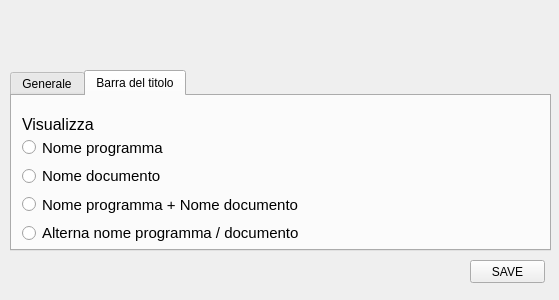
First picture: the form in ClientModule/settings.ui, repository giovannic96/Real-time-collaborative-text-editor, before the edit.
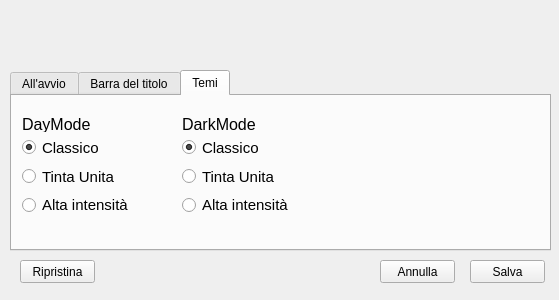
Second picture: the form after the edit. The open tabs and pages were chosen to show the change.

```diff
--- a/ClientModule/settings.ui
+++ b/ClientModule/settings.ui
@@ -23,7 +23,7 @@
     </rect>
    </property>
    <property name="text">
-    <string>SAVE</string>
+    <string>Salva</string>
    </property>
   </widget>
   <widget class="QTabWidget" name="tabWidget">
@@ -40,7 +40,7 @@
    </property>
    <widget class="QWidget" name="tab">
     <attribute name="title">
-     <string>Generale</string>
+     <string>All'avvio</string>
     </attribute>
     <widget class="QPushButton" name="pushButton">
      <property name="geometry">
@@ -177,6 +177,9 @@
         <property name="text">
          <string>Nome documento</string>
         </property>
+        <property name="checked">
+         <bool>true</bool>
+        </property>
        </widget>
       </item>
       <item>
@@ -206,6 +209,175 @@
      </layout>
     </widget>
    </widget>
+   <widget class="QWidget" name="tab_3">
+    <attribute name="title">
+     <string>Temi</string>
+    </attribute>
+    <widget class="QLabel" name="label_6">
+     <property name="geometry">
+      <rect>
+       <x>170</x>
+       <y>20</y>
+       <width>101</width>
+       <height>16</height>
+      </rect>
+     </property>
+     <property name="font">
+      <font>
+       <pointsize>12</pointsize>
+      </font>
+     </property>
+     <property name="text">
+      <string>DarkMode</string>
+     </property>
+    </widget>
+    <widget class="QLabel" name="label_5">
+     <property name="geometry">
+      <rect>
+       <x>10</x>
+       <y>20</y>
+       <width>101</width>
+       <height>16</height>
+      </rect>
+     </property>
+     <property name="font">
+      <font>
+       <pointsize>12</pointsize>
+      </font>
+     </property>
+     <property name="text">
+      <string>DayMode</string>
+     </property>
+    </widget>
+    <widget class="QWidget" name="">
+     <property name="geometry">
+      <rect>
+       <x>10</x>
+       <y>40</y>
+       <width>107</width>
+       <height>80</height>
+      </rect>
+     </property>
+     <layout class="QVBoxLayout" name="verticalLayout_5">
+      <item>
+       <widget class="QRadioButton" name="dayTheme1">
+        <property name="font">
+         <font>
+          <pointsize>11</pointsize>
+         </font>
+        </property>
+        <property name="text">
+         <string>Classico</string>
+        </property>
+        <property name="checked">
+         <bool>true</bool>
+        </property>
+       </widget>
+      </item>
+      <item>
+       <widget class="QRadioButton" name="dayTheme2">
+        <property name="font">
+         <font>
+          <pointsize>11</pointsize>
+         </font>
+        </property>
+        <property name="text">
+         <string>Tinta Unita</string>
+        </property>
+       </widget>
+      </item>
+      <item>
+       <widget class="QRadioButton" name="dayTheme3">
+        <property name="font">
+         <font>
+          <pointsize>11</pointsize>
+         </font>
+        </property>
+        <property name="text">
+         <string>Alta intensità</string>
+        </property>
+       </widget>
+      </item>
+     </layout>
+    </widget>
+    <widget class="QWidget" name="">
+     <property name="geometry">
+      <rect>
+       <x>170</x>
+       <y>40</y>
+       <width>107</width>
+       <height>80</height>
+      </rect>
+     </property>
+     <layout class="QVBoxLayout" name="verticalLayout_6">
+      <item>
+       <widget class="QRadioButton" name="darkTheme1">
+        <property name="font">
+         <font>
+          <pointsize>11</pointsize>
+         </font>
+        </property>
+        <property name="text">
+         <string>Classico</string>
+        </property>
+        <property name="checked">
+         <bool>true</bool>
+        </property>
+       </widget>
+      </item>
+      <item>
+       <widget class="QRadioButton" name="darkTheme2">
+        <property name="font">
+         <font>
+          <pointsize>11</pointsize>
+         </font>
+        </property>
+        <property name="text">
+         <string>Tinta Unita</string>
+        </property>
+       </widget>
+      </item>
+      <item>
+       <widget class="QRadioButton" name="darkTheme3">
+        <property name="font">
+         <font>
+          <pointsize>11</pointsize>
+         </font>
+        </property>
+        <property name="text">
+         <string>Alta intensità</string>
+        </property>
+       </widget>
+      </item>
+     </layout>
+    </widget>
+   </widget>
+  </widget>
+  <widget class="QPushButton" name="Abort">
+   <property name="geometry">
+    <rect>
+     <x>380</x>
+     <y>260</y>
+     <width>75</width>
+     <height>23</height>
+    </rect>
+   </property>
+   <property name="text">
+    <string>Annulla</string>
+   </property>
+  </widget>
+  <widget class="QPushButton" name="Default">
+   <property name="geometry">
+    <rect>
+     <x>20</x>
+     <y>260</y>
+     <width>75</width>
+     <height>23</height>
+    </rect>
+   </property>
+   <property name="text">
+    <string>Ripristina</string>
+   </property>
   </widget>
  </widget>
  <resources/>
```
Left out of the diff: 141 changed lines with no effect on the pictures.
